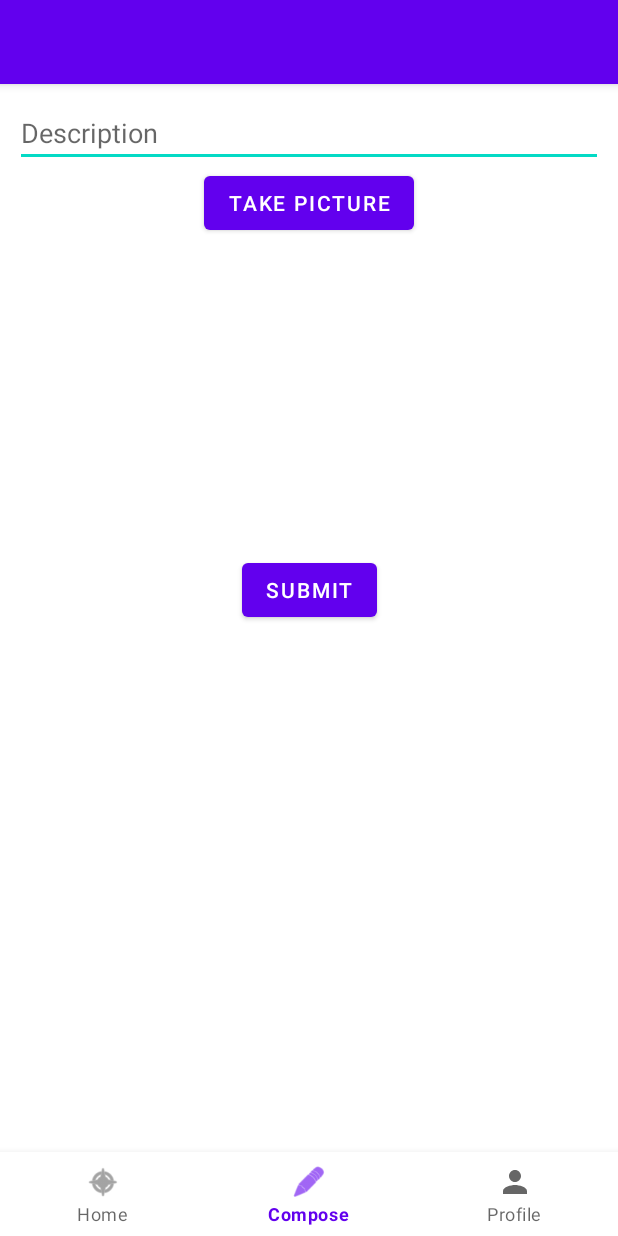
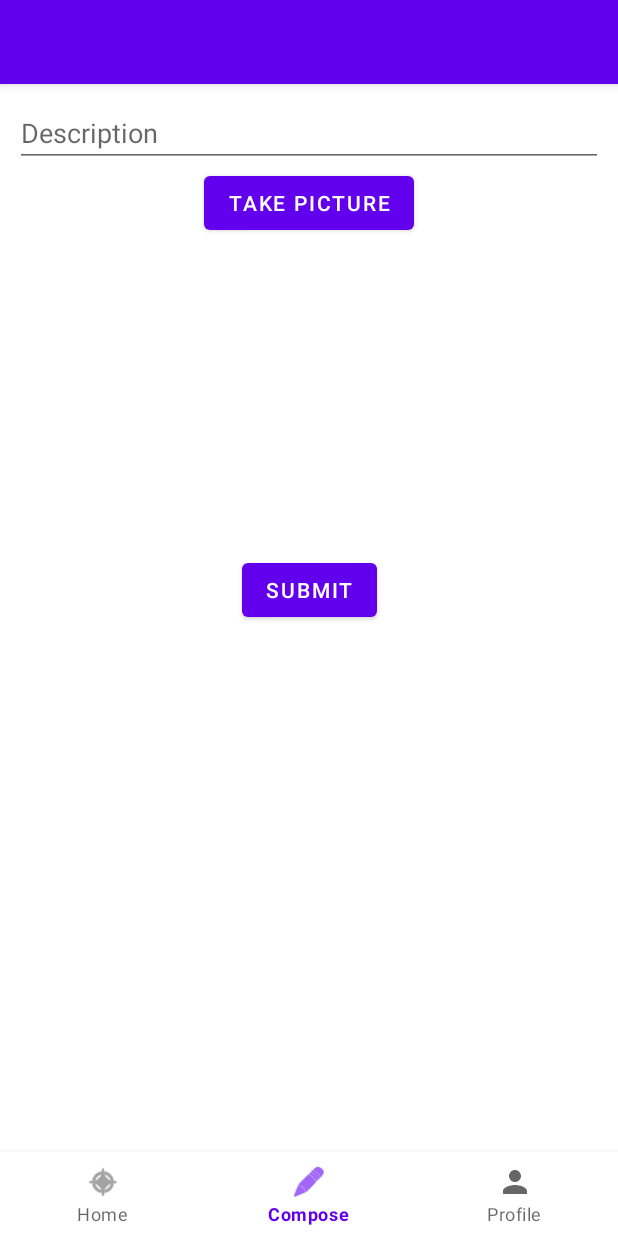
Before and after one commit to philipjpark/CodePathAndroidParstagram, an Android app: the MainActivity screen opened directly, with no data from a screen before it, item 2 of the bottom bar chosen, on a phone screen of 412 x 824 dp. Run offline under Robolectric (Android 15) with nearby library versions, the phone set to English and light mode, and no system bars; libraries missing offline, so code that uses them is left out: com.parse.

Commit message:
Created and displayed fragments

```diff
--- a/app/build.gradle
+++ b/app/build.gradle
@@ -38,6 +38,7 @@ dependencies {
     implementation 'com.google.android.material:material:1.5.0'
     implementation 'androidx.constraintlayout:constraintlayout:2.1.3'
     implementation "com.github.parse-community.Parse-SDK-Android:parse:1.26.0"
+    implementation 'androidx.legacy:legacy-support-v4:1.0.0'
     testImplementation 'junit:junit:4.13.2'
     androidTestImplementation 'androidx.test.ext:junit:1.1.3'
     androidTestImplementation 'androidx.test.espresso:espresso-core:3.4.0'
--- a/app/src/main/java/com/example/parstagram/MainActivity.kt
+++ b/app/src/main/java/com/example/parstagram/MainActivity.kt
@@ -14,6 +14,10 @@ import android.widget.ImageView
 import android.widget.Toast
 import android.widget.Toast.LENGTH_SHORT
 import androidx.core.content.FileProvider
+import androidx.fragment.app.Fragment
+import androidx.fragment.app.FragmentManager
+import com.example.parstagram.fragments.ComposeFragment
+import com.example.parstagram.fragments.FeedFragment
 import com.google.android.material.bottomnavigation.BottomNavigationView
 import com.parse.*
 import java.io.File
@@ -22,48 +26,28 @@ import java.io.File
 
 class MainActivity : AppCompatActivity() {
 
-    val CAPTURE_IMAGE_ACTIVITY_REQUEST_CODE = 1034
-    val photoFileName = "photo.jpg"
-    var photoFile: File? = null
-
     override fun onCreate(savedInstanceState: Bundle?) {
         super.onCreate(savedInstanceState)
         setContentView(R.layout.activity_main)
 
-        //1. Setting the description of the post
-        //2. A button to launch the camera to take a picture
-        //3. An ImageView to show the picture the user has taken
-        //4. A button to save and send the post to our Parse server
-
-        findViewById<Button>(R.id.btnSubmit).setOnClickListener {
-            //send post to server without an image
-            //get the description that they have inputted
-            val description = findViewById<EditText>(R.id.description).text.toString()
-            val user = ParseUser.getCurrentUser()
-            if(photoFile != null) {
-            submitPost(description, user, photoFile!!)
-            } else {
-                //TODO Print error log message
-                //TODO show a toast to the user to let them know to take a picture
-            }
-        }
-
-        findViewById<Button>(R.id.btnTakePicture).setOnClickListener {
-            //launch camera to let user take picture
-            onLaunchCamera()
-        }
+        val fragmentManager: FragmentManager = supportFragmentManager
 
         findViewById<BottomNavigationView>(R.id.bottom_navigation).setOnItemSelectedListener {
             item ->
 
+            var fragmentToShow: Fragment? = null
+
             when(item.itemId) {
-                // TODO Navigate to the home screen
+
                 R.id.action_home -> {
+                    // TODO Navigate to the home screen / Feed Fragment
+                    fragmentToShow = FeedFragment()
                     Toast.makeText(this, "Home", Toast.LENGTH_SHORT).show()
                 }
                 // TODO Navigate to the compose screen
                 R.id.action_compose -> {
-                    Toast.makeText(this, "Compose", Toast.LENGTH_SHORT).show()
+                    fragmentToShow = ComposeFragment()
+                    //Toast.makeText(this, "Compose", Toast.LENGTH_SHORT).show()
                 }
                 // TODO Navigate to the profile screen
                 R.id.action_profile -> {
@@ -71,91 +55,17 @@ class MainActivity : AppCompatActivity() {
                 }
             }
 
+            if (fragmentToShow != null) {
+                fragmentManager.beginTransaction().replace(R.id.flContainer, fragmentToShow).commit()
+            }
+
             //Return true to say that we've handled this user interaction on the item
             true
         }
+//        queryPosts()
 
-//        queryPosts()
-    }
-
-    //Send a Post object to our Parse server
-    fun submitPost(description: String, user: ParseUser, file: File) {
-        //Create the Post object
-        val post = Post()
-        post.setDescription(description)
-        post.setUser(user)
-        post.setImage(ParseFile(file))
-        post.saveInBackground{ exception ->
-            if (exception != null)  {
-                //Something has went wrong
-                Log.e(TAG, "Error while saving post")
-                exception.printStackTrace()
-                //TODO: Show a toast to tell user something went wrong with saving post
-            } else {
-                Log.i(TAG, "Successfully saved post")
-                //TODO: Resetting the EditText field to be empty again
-                //TODO: Reset the imageView to empty
-            }
-        }
-    }
-
-    override fun onActivityResult(requestCode: Int, resultCode: Int, data: Intent?) {
-        super.onActivityResult(requestCode, resultCode, data)
-        if (requestCode == CAPTURE_IMAGE_ACTIVITY_REQUEST_CODE) {
-            if (resultCode == RESULT_OK) {
-                // by this point we have the camera photo on disk
-                val takenImage = BitmapFactory.decodeFile(photoFile!!.absolutePath)
-                // RESIZE BITMAP, see section below
-                // Load the taken image into a preview
-                val ivPreview: ImageView = findViewById(R.id.imageView)
-                ivPreview.setImageBitmap(takenImage)
-            } else { // Result was a failure
-                Toast.makeText(this, "Picture wasn't taken!", LENGTH_SHORT).show()
-            }
-        }
-    }
-
-    fun onLaunchCamera() {
-        // create Intent to take a picture and return control to the calling application
-        val intent = Intent(MediaStore.ACTION_IMAGE_CAPTURE)
-        // Create a File reference for future access
-        photoFile = getPhotoFileUri(photoFileName)
-
-        // wrap File object into a content provider
-        // required for API >= 24
-        // See https://guides.codepath.com/android/Sharing-Content-with-Intents#sharing-files-with-api-24-or-higher
-        if (photoFile != null) {
-            val fileProvider: Uri =
-                FileProvider.getUriForFile(this, "com.codepath.fileprovider", photoFile!!)
-            intent.putExtra(MediaStore.EXTRA_OUTPUT, fileProvider)
-
-            // If you call startActivityForResult() using an intent that no app can handle, your app will crash.
-            // So as long as the result is not null, it's safe to use the intent.
-
-            // If you call startActivityForResult() using an intent that no app can handle, your app will crash.
-            // So as long as the result is not null, it's safe to use the intent.
-            if (intent.resolveActivity(packageManager) != null) {
-                // Start the image capture intent to take photo
-                startActivityForResult(intent, CAPTURE_IMAGE_ACTIVITY_REQUEST_CODE)
-            }
-        }
-    }
-
-    // Returns the File for a photo stored on disk given the fileName
-    fun getPhotoFileUri(fileName: String): File {
-        // Get safe storage directory for photos
-        // Use `getExternalFilesDir` on Context to access package-specific directories.
-        // This way, we don't need to request external read/write runtime permissions.
-        val mediaStorageDir =
-            File(getExternalFilesDir(Environment.DIRECTORY_PICTURES), TAG)
-
-        // Create the storage directory if it does not exist
-        if (!mediaStorageDir.exists() && !mediaStorageDir.mkdirs()) {
-            Log.d(TAG, "failed to create directory")
-        }
-
-        // Return the file target for the photo based on filename
-        return File(mediaStorageDir.path + File.separator + fileName)
+        // Set default selection
+        findViewById<BottomNavigationView>(R.id.bottom_navigation).selectedItemId = R.id.action_home
     }
 
     //Query for all posts in our server
@@ -178,13 +88,10 @@ class MainActivity : AppCompatActivity() {
                     }
                 }
             }
-
-
         })
     }
 
     companion object {
         const val TAG = "MainActivity"
     }
-
 }
--- /dev/null
+++ b/app/src/main/java/com/example/parstagram/fragments/ComposeFragment.kt
@@ -0,0 +1,148 @@
+package com.example.parstagram.fragments
+
+import android.content.Intent
+import android.graphics.BitmapFactory
+import android.net.Uri
+import android.os.Bundle
+import android.os.Environment
+import android.provider.MediaStore
+import android.util.Log
+import androidx.fragment.app.Fragment
+import android.view.LayoutInflater
+import android.view.View
+import android.view.ViewGroup
+import android.widget.Button
+import android.widget.EditText
+import android.widget.ImageView
+import android.widget.Toast
+import androidx.appcompat.app.AppCompatActivity
+import androidx.core.content.FileProvider
+import com.example.parstagram.MainActivity
+import com.example.parstagram.Post
+import com.example.parstagram.R
+import com.parse.ParseFile
+import com.parse.ParseUser
+import java.io.File
+
+class ComposeFragment : Fragment() {
+
+    val photoFileName = "photo.jpg"
+    var photoFile: File? = null
+
+    lateinit var ivPreview: ImageView
+
+    val CAPTURE_IMAGE_ACTIVITY_REQUEST_CODE = 1034
+
+
+
+    override fun onCreateView(
+        inflater: LayoutInflater, container: ViewGroup?,
+        savedInstanceState: Bundle?
+    ): View? {
+        // Inflate the layout for this fragment
+        return inflater.inflate(R.layout.fragment_compose, container, false)
+    }
+
+    override fun onViewCreated (view: View, savedInstanceState: Bundle?) {
+        super.onViewCreated(view, savedInstanceState)
+        //set onClickListeners & handle setup logic
+
+        ivPreview = view.findViewById(R.id.imageView)
+
+        view.findViewById<Button>(R.id.btnSubmit).setOnClickListener {
+            //send post to server without an image
+            //get the description that they have inputted
+            val description = view.findViewById<EditText>(R.id.description).text.toString()
+            val user = ParseUser.getCurrentUser()
+            if(photoFile != null) {
+                submitPost(description, user, photoFile!!)
+            } else {
+                //TODO Print error log message
+                //TODO show a toast to the user to let them know to take a picture
+            }
+        }
+
+        view.findViewById<Button>(R.id.btnTakePicture).setOnClickListener {
+            //launch camera to let user take picture
+            onLaunchCamera()
+        }
+    }
+
+    //Send a Post object to our Parse server
+    fun submitPost(description: String, user: ParseUser, file: File) {
+        //Create the Post object
+        val post = Post()
+        post.setDescription(description)
+        post.setUser(user)
+        post.setImage(ParseFile(file))
+        post.saveInBackground{ exception ->
+            if (exception != null)  {
+                //Something has went wrong
+                Log.e(MainActivity.TAG, "Error while saving post")
+                exception.printStackTrace()
+                //TODO: Show a toast to tell user something went wrong with saving post
+            } else {
+                Log.i(MainActivity.TAG, "Successfully saved post")
+                //TODO: Resetting the EditText field to be empty again
+                //TODO: Reset the imageView to empty
+            }
+        }
+    }
+
+    fun onLaunchCamera() {
+        // create Intent to take a picture and return control to the calling application
+        val intent = Intent(MediaStore.ACTION_IMAGE_CAPTURE)
+        // Create a File reference for future access
+        photoFile = getPhotoFileUri(photoFileName)
+    // wrap File object into a content provider
+    // required for API >= 24
+    // See https://guides.codepath.com/android/Sharing-Content-with-Intents#sharing-files-with-api-24-or-higher
+    if (photoFile != null) {
+        val fileProvider: Uri =
+            FileProvider.getUriForFile(requireContext(), "com.codepath.fileprovider", photoFile!!)
+        intent.putExtra(MediaStore.EXTRA_OUTPUT, fileProvider)
+
+        // If you call startActivityForResult() using an intent that no app can handle, your app will crash.
+        // So as long as the result is not null, it's safe to use the intent.
+
+        // If you call startActivityForResult() using an intent that no app can handle, your app will crash.
+        // So as long as the result is not null, it's safe to use the intent.
+        if (intent.resolveActivity(requireContext().packageManager) != null) {
+            // Start the image capture intent to take photo
+            startActivityForResult(intent, CAPTURE_IMAGE_ACTIVITY_REQUEST_CODE)
+        }
+    }
+}
+
+    // Returns the File for a photo stored on disk given the fileName
+    fun getPhotoFileUri(fileName: String): File {
+        // Get safe storage directory for photos
+        // Use `getExternalFilesDir` on Context to access package-specific directories.
+        // This way, we don't need to request external read/write runtime permissions.
+        val mediaStorageDir =
+            File(requireContext().getExternalFilesDir(Environment.DIRECTORY_PICTURES), MainActivity.TAG)
+
+        // Create the storage directory if it does not exist
+        if (!mediaStorageDir.exists() && !mediaStorageDir.mkdirs()) {
+            Log.d(MainActivity.TAG, "failed to create directory")
+        }
+
+        // Return the file target for the photo based on filename
+        return File(mediaStorageDir.path + File.separator + fileName)
+    }
+
+    override fun onActivityResult(requestCode: Int, resultCode: Int, data: Intent?) {
+        super.onActivityResult(requestCode, resultCode, data)
+        if (requestCode == CAPTURE_IMAGE_ACTIVITY_REQUEST_CODE) {
+            if (resultCode == AppCompatActivity.RESULT_OK) {
+                // by this point we have the camera photo on disk
+                val takenImage = BitmapFactory.decodeFile(photoFile!!.absolutePath)
+                // RESIZE BITMAP, see section below
+                // Load the taken image into a preview
+                ivPreview.setImageBitmap(takenImage)
+            } else { // Result was a failure
+                Toast.makeText(requireContext(), "Picture wasn't taken!", Toast.LENGTH_SHORT).show()
+            }
+        }
+    }
+}
--- /dev/null
+++ b/app/src/main/java/com/example/parstagram/fragments/FeedFragment.kt
@@ -0,0 +1,19 @@
+package com.example.parstagram.fragments
+
+import android.os.Bundle
+import androidx.fragment.app.Fragment
+import android.view.LayoutInflater
+import android.view.View
+import android.view.ViewGroup
+import com.example.parstagram.R
+
+class FeedFragment : Fragment() {
+
+    override fun onCreateView(
+        inflater: LayoutInflater, container: ViewGroup?,
+        savedInstanceState: Bundle?
+    ): View? {
+        // Inflate the layout for this fragment
+        return inflater.inflate(R.layout.fragment_feed, container, false)
+    }
+}
--- a/app/src/main/res/layout/activity_main.xml
+++ b/app/src/main/res/layout/activity_main.xml
@@ -6,42 +6,11 @@
     android:layout_height="match_parent"
     tools:context=".MainActivity">
 
-    <ImageView
-        android:id="@+id/imageView"
-        android:layout_width="200dp"
-        android:layout_height="200dp"
-        android:layout_margin="10dp"
-        android:hint="Description"
-        app:layout_constraintEnd_toEndOf="parent"
-        app:layout_constraintStart_toStartOf="parent"
-        app:layout_constraintTop_toBottomOf="@+id/btnTakePicture"
-        tools:srcCompat="@tools:sample/avatars"    />
-
-    <Button
-        android:id="@+id/btnTakePicture"
-        android:layout_width="wrap_content"
-        android:layout_height="wrap_content"
-        android:text="Take Picture"
-        app:layout_constraintEnd_toEndOf="parent"
-        app:layout_constraintStart_toStartOf="parent"
-        app:layout_constraintTop_toBottomOf="@+id/description"
-        />
-
-    <Button
-        android:id="@+id/btnSubmit"
-        android:layout_width="wrap_content"
-        android:layout_height="wrap_content"
-        android:text="Submit"
-        app:layout_constraintEnd_toEndOf="parent"
-        app:layout_constraintStart_toStartOf="parent"
-        app:layout_constraintTop_toBottomOf="@+id/imageView" />
-
-    <EditText
-        android:id="@+id/description"
-        android:layout_width="match_parent"
-        android:layout_height="wrap_content"
-        android:layout_margin="10dp"
-        android:hint="Description"
+    <FrameLayout
+        android:id="@+id/flContainer"
+        android:layout_width="0dp"
+        android:layout_height="match_parent"
+        app:layout_constraintBottom_toTopOf="@id/bottom_navigation"
         app:layout_constraintEnd_toEndOf="parent"
         app:layout_constraintStart_toStartOf="parent"
         app:layout_constraintTop_toTopOf="parent" />
--- /dev/null
+++ b/app/src/main/res/layout/fragment_compose.xml
@@ -0,0 +1,56 @@
+<?xml version="1.0" encoding="utf-8"?>
+<androidx.constraintlayout.widget.ConstraintLayout xmlns:android="http://schemas.android.com/apk/res/android"
+    xmlns:app="http://schemas.android.com/apk/res-auto"
+    xmlns:tools="http://schemas.android.com/tools"
+    android:layout_width="match_parent"
+    android:layout_height="match_parent"
+    tools:context=".fragments.ComposeFragment">
+
+    <!-- TODO: Update blank fragment layout -->
+
+    <ImageView
+        android:id="@+id/imageView"
+        android:layout_width="200dp"
+        android:layout_height="200dp"
+        android:layout_margin="10dp"
+        android:hint="Description"
+        app:layout_constraintEnd_toEndOf="parent"
+        app:layout_constraintStart_toStartOf="parent"
+        app:layout_constraintTop_toBottomOf="@+id/btnTakePicture"
+        tools:srcCompat="@tools:sample/avatars"    />
+
+    <Button
+        android:id="@+id/btnTakePicture"
+        android:layout_width="wrap_content"
+        android:layout_height="wrap_content"
+        android:text="Take Picture"
+        app:layout_constraintEnd_toEndOf="parent"
+        app:layout_constraintStart_toStartOf="parent"
+        app:layout_constraintTop_toBottomOf="@+id/description"
+        />
+
+    <Button
+        android:id="@+id/btnSubmit"
+        android:layout_width="wrap_content"
+        android:layout_height="wrap_content"
+        android:text="Submit"
+        app:layout_constraintEnd_toEndOf="parent"
+        app:layout_constraintStart_toStartOf="parent"
+        app:layout_constraintTop_toBottomOf="@+id/imageView" />
+
+    <EditText
+        android:id="@+id/description"
+        android:layout_width="match_parent"
+        android:layout_height="wrap_content"
+        android:layout_margin="10dp"
+        android:hint="Description"
+        app:layout_constraintEnd_toEndOf="parent"
+        app:layout_constraintStart_toStartOf="parent"
+        app:layout_constraintTop_toTopOf="parent" />
+
+
+    <TextView
+        android:layout_width="match_parent"
+        android:layout_height="match_parent"/>
+
+</androidx.constraintlayout.widget.ConstraintLayout>
```
Also changed, not shown: app/src/main/res/layout/fragment_feed.xml (added, +14 -0 lines).
